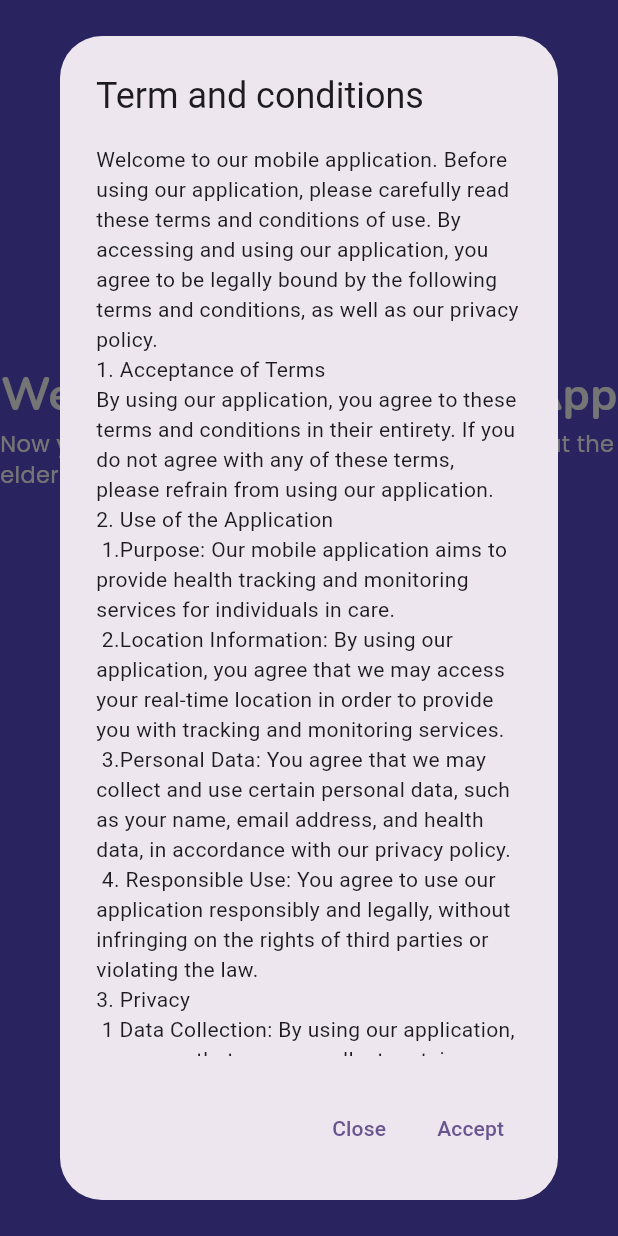
After one commit to OneUp-WS71/mobile-application, a Flutter app: the TermsConditionScreen screen opened directly, after a tap on "Terms and Conditions", on a phone screen of 412 x 824 dp. The commit adds this screen. Run offline on Flutter 3.47's test engine with Material 3 defaults, Android fonts, the phone set to English and light mode, and no system bars; our stand-ins replace animated_splash_screen.

Commit message:
feat: add terms and condition screen

```diff
--- a/lib/main.dart
+++ b/lib/main.dart
@@ -1,6 +1,6 @@
 import 'package:flutter/material.dart';
 import 'package:mobile_application/splash_screen.dart';
-
+import 'package:mobile_application/security/presentation/register/terms_condition_screen.dart';
 void main() {
   runApp(const MyApp());
 }
@@ -17,7 +17,9 @@ class MyApp extends StatelessWidget {
         colorScheme: ColorScheme.fromSeed(seedColor: Colors.deepPurple),
         useMaterial3: true,
       ),
-      home:  SplashScreen(),
+      home: SplashScreen(),
+      //TermsConditionScreen(),
+
     );
   }
 }
--- /dev/null
+++ b/lib/security/presentation/register/terms_condition_screen.dart
@@ -0,0 +1,89 @@
+import 'package:flutter/material.dart';
+import 'package:mobile_application/common/styles/styles.dart';
+
+class TermsConditionScreen extends StatelessWidget {
+
+  @override
+  Widget build(BuildContext context) {
+    return Scaffold(
+      body: Center(
+        child: Column(
+          children: [
+            Image.asset('assets/icons/logo-elderlycare.png'),
+            Text('Welcome to ElderlyCare App',
+                style: TextStyle(
+                    fontFamily: Styles.headingFont,
+                    fontSize: 30,
+                    fontWeight: FontWeight.bold,
+                    color: Colors.white)),
+            Text('Now you will have to complete information about the elderly person in charge',
+                style: TextStyle(
+                    fontFamily: Styles.bodyFont,
+                    fontSize: 15,
+                    color: Colors.white)),
+            InkWell(
+              onTap: () {
+                showDialog(
+                    context: context,
+                    builder: (context)=> AlertDialog(
+                      title: Text('Term and conditions'),
+                      content: Flexible(
+                        child: SingleChildScrollView(
+                          child: Column(
+                            crossAxisAlignment: CrossAxisAlignment.start,
+                            children: [
+                              Text('Welcome to our mobile application. Before using our application, please carefully read these terms and conditions of use. By accessing and using our application, you agree to be legally bound by the following terms and conditions, as well as our privacy policy.'),
+                              Text('1. Acceptance of Terms'),
+                              Text('By using our application, you agree to these terms and conditions in their entirety. If you do not agree with any of these terms, please refrain from using our application.'),
+                              Text('2. Use of the Application'),
+                              Text(' 1.Purpose: Our mobile application aims to provide health tracking and monitoring services for individuals in care.'),
+                              Text(' 2.Location Information: By using our application, you agree that we may access your real-time location in order to provide you with tracking and monitoring services.'),
+                              Text(' 3.Personal Data: You agree that we may collect and use certain personal data, such as your name, email address, and health data, in accordance with our privacy policy.'),
+                              Text(' 4. Responsible Use: You agree to use our application responsibly and legally, without infringing on the rights of third parties or violating the law.'),
+                              Text('3. Privacy'),
+                              Text(' 1 Data Collection: By using our application, you agree that we may collect certain personal and location data in order to provide our services. Please refer to our privacy policy for more information on how we collect, use, and protect your data.'),
+                              Text(' 2. Security: We are committed to protecting the security and confidentiality of your personal data in accordance with applicable data protection laws.'),
+                              Text('4.Modifications'),
+                              Text('We reserve the right to modify these terms and conditions at any time without prior notice. You will be notified of any changes through a notification in our application. Your continued use of our application after any modifications will constitute your acceptance of the modified terms.'),
+                              Text('5.Limitation of Liability'),
+                              Text('To the maximum extent permitted by law, we shall not be liable for any direct, indirect, incidental, special, consequential, or punitive damages arising out of the use or inability to use our application.'),
+                              Text('6.Applicable Law'),
+                              Text('These terms and conditions shall be governed by and construed in accordance with the laws of Perú, and any dispute relating to these terms and conditions shall be subject to the exclusive jurisdiction of the courts of Perú.')
+                            ],
+                          ),
+                        ),
+                      ),
+                      actions: [
+                        TextButton(
+                          onPressed: () {
+                            Navigator.pop(context);
+                          },
+                          child: Text('Close'),
+                        ),
+                        TextButton(
+                            onPressed:(){
+                              Navigator.pop(context);
+                            },
+                            child: Text('Accept')
+                        ),
+                      ],
+                    ),
+
+                );
+              },
+              child: Text('Terms and Conditions',
+                  style: TextStyle(
+                    decoration: TextDecoration.underline,
+                      fontFamily: Styles.bodyFont,
+                      fontSize: 15,
+                      fontWeight: FontWeight.bold,
+                      color: Colors.white)),
+            ),
+          ],
+
+        ),
+      ),
+      backgroundColor: Styles.primaryColor,
+    );
+  }
+}
```
